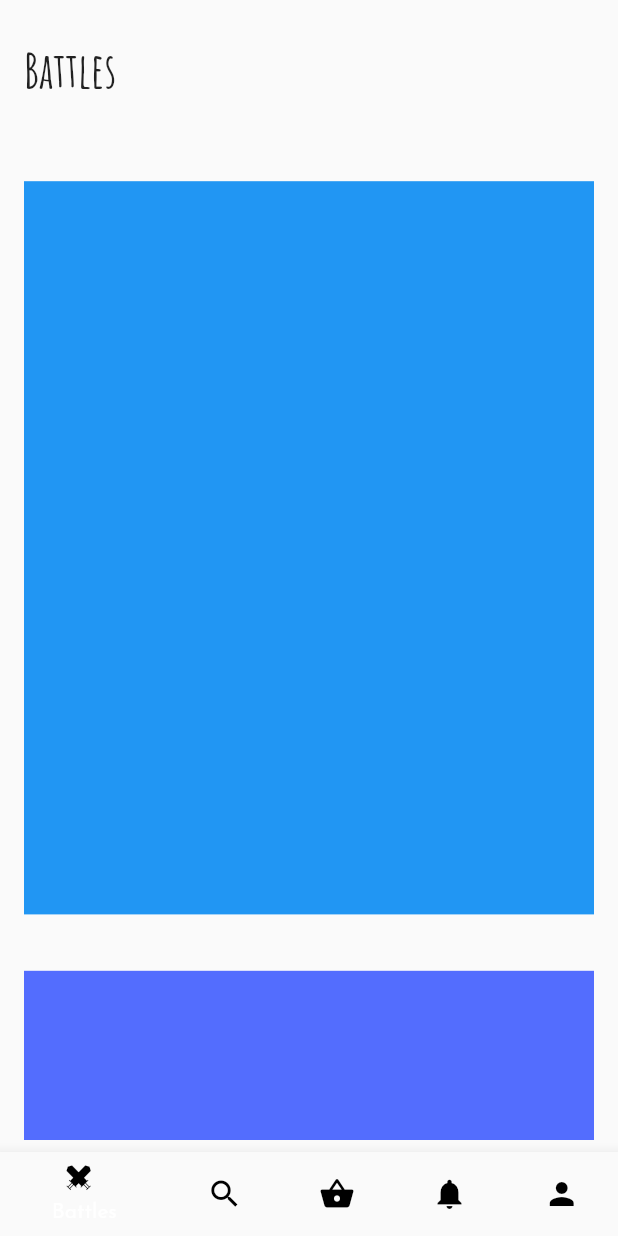
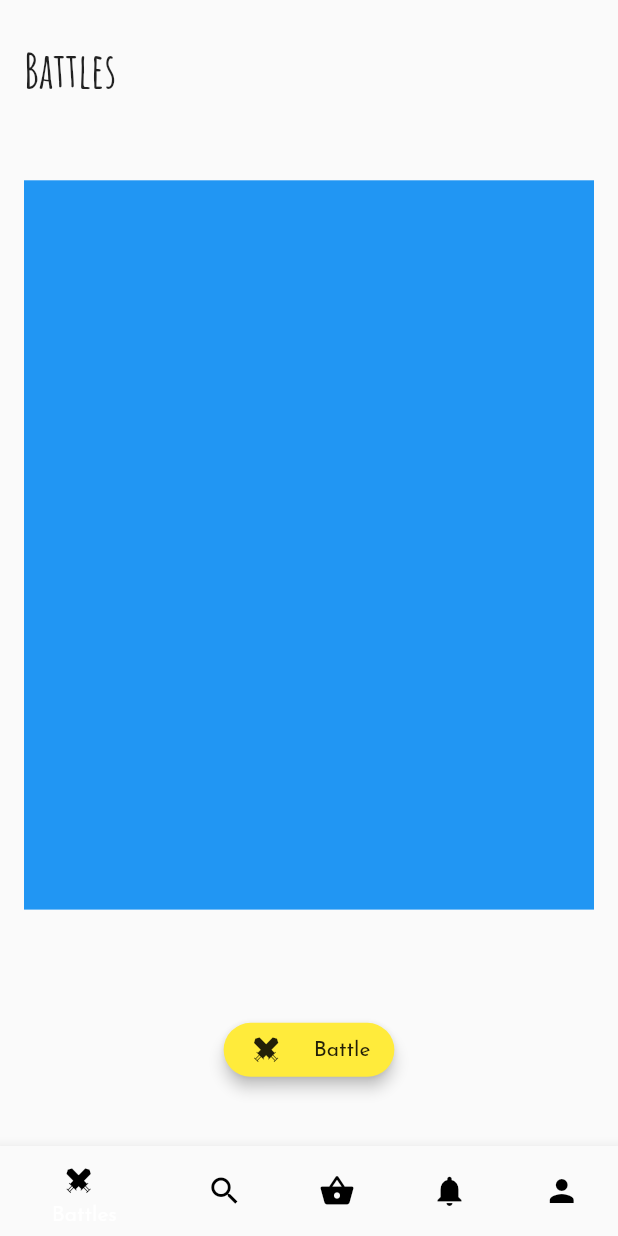
Before and after one commit to partnercloudsupport/outfit-battle-flutter, a Flutter app: the screen it shows after launch, on a phone screen of 412 x 824 dp. Run offline on Flutter 3.47's test engine with Material 2 defaults, Android fonts, the phone set to English and light mode, and no system bars; our stand-ins replace rxdart.

Commit message:
create raisedbutton with battle icon

```diff
--- a/lib/src/ui/tabs/battles_tab.dart
+++ b/lib/src/ui/tabs/battles_tab.dart
@@ -1,4 +1,5 @@
 import 'package:flutter/material.dart';
+import 'package:outfit_battle/src/resources/custom_icons.dart';
 
 class BattlesTab extends StatelessWidget {
 
@@ -22,8 +23,23 @@ class BattlesTab extends StatelessWidget {
  Expanded buildBattleButton() {
    return Expanded(
           flex: 3,
-          child: Container(
-            color: Colors.indigoAccent,
+          child: Column(
+            mainAxisAlignment: MainAxisAlignment.spaceEvenly,
+            children: <Widget>[
+              RaisedButton.icon(
+                onPressed: (){},
+                color: Colors.yellow,
+                 elevation: 4.0,
+                shape: new RoundedRectangleBorder(borderRadius: new BorderRadius.circular(30.0)),
+                label:
+                    Text("Battle"),
+                    icon: Padding(
+                      padding: const EdgeInsets.fromLTRB(8.0, 8.0, 8.0, 0.0),
+                      child: Icon(CustomIcons.swords_crossed),
+                    ),
+        ),
+
+            ],
           ),
         );
  }
--- a/lib/src/ui/widgets/bottom_nav_bar_items.dart
+++ b/lib/src/ui/widgets/bottom_nav_bar_items.dart
@@ -10,9 +10,14 @@ import 'package:outfit_battle/src/resources/custom_icons.dart';
  List<BottomNavigationBarItem> bottomNavigationItemList() {
    return [
         BottomNavigationBarItem(
-          icon: Icon(CustomIcons.swords_crossed,
-          color: Colors.black,
-          ),
+          icon: Padding(
+                      padding: const EdgeInsets.only(top: 8.0),
+                      child: Icon(CustomIcons.swords_crossed,
+                      color: Colors.black,),
+                    ),
+          // icon: Icon(CustomIcons.swords_crossed,
+
+          // ),
           title: Text(
             "Battles",
             style: TextStyle(
```
